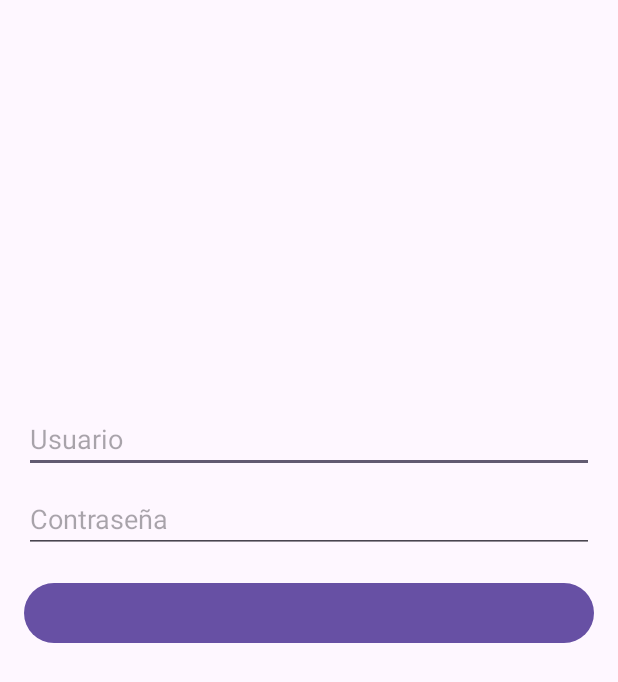
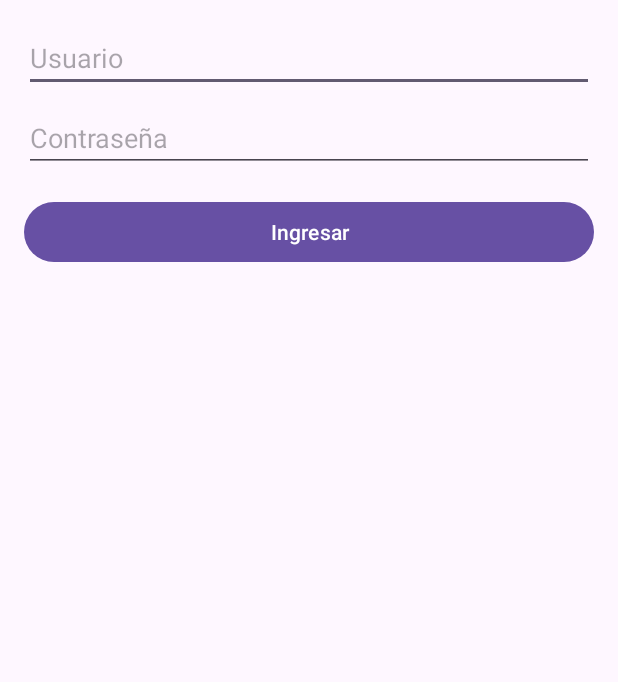
Before and after one commit to 20fer20/ISPCFinalLibre, an Android app: the screen it shows after launch (LoginActivity), on a phone screen of 412 x 824 dp. Shown: the top 682 px of the screen. Run offline under Robolectric (Android 15) with nearby library versions, the phone set to English and light mode, and no system bars.

Commit message:
correcciones de login

```diff
--- a/app/src/main/AndroidManifest.xml
+++ b/app/src/main/AndroidManifest.xml
@@ -23,6 +23,15 @@
         </activity>
 
         <activity
+            android:name=".MenuActivity"
+            android:exported="true"
+            android:label="@string/btnSacarPromedio">
+            <intent-filter>
+                <action android:name="android.intent.action.MAIN" />
+            </intent-filter>
+        </activity>
+
+        <activity
             android:name=".MainActivity"
             android:exported="true">
             <intent-filter>
@@ -30,14 +39,7 @@
             </intent-filter>
         </activity>
 
-        <activity
-            android:name=".MenuActivity"
-            android:exported="true"
-            android:label="@string/btnSacarPromedio">
-            <intent-filter>
-                <action android:name="android.intent.action.MAIN" />
-            </intent-filter>
-        </activity>
+
     </application>
 
 </manifest>
--- a/app/src/main/res/layout/activity_login.xml
+++ b/app/src/main/res/layout/activity_login.xml
@@ -10,25 +10,24 @@
         android:id="@+id/editTextUsername"
         android:layout_width="match_parent"
         android:layout_height="wrap_content"
-        android:layout_alignParentTop="true"
-        android:layout_marginTop="254dp"
         android:hint="Usuario"
-        android:inputType="text" />
+        android:inputType="text"/>
 
     <EditText
         android:id="@+id/editTextPassword"
         android:layout_width="match_parent"
         android:layout_height="wrap_content"
-        android:layout_below="@+id/editTextUsername"
+        android:layout_below="@id/editTextUsername"
         android:layout_marginTop="8dp"
         android:hint="Contraseña"
-        android:inputType="textPassword" />
+        android:inputType="textPassword"/>
 
     <Button
         android:id="@+id/buttonLogin"
         android:layout_width="match_parent"
         android:layout_height="wrap_content"
-        android:layout_below="@+id/editTextPassword"
-        android:layout_marginTop="16dp" />
+        android:layout_below="@id/editTextPassword"
+        android:layout_marginTop="16dp"
+        android:text="Ingresar"/>
 
 </RelativeLayout>
```
